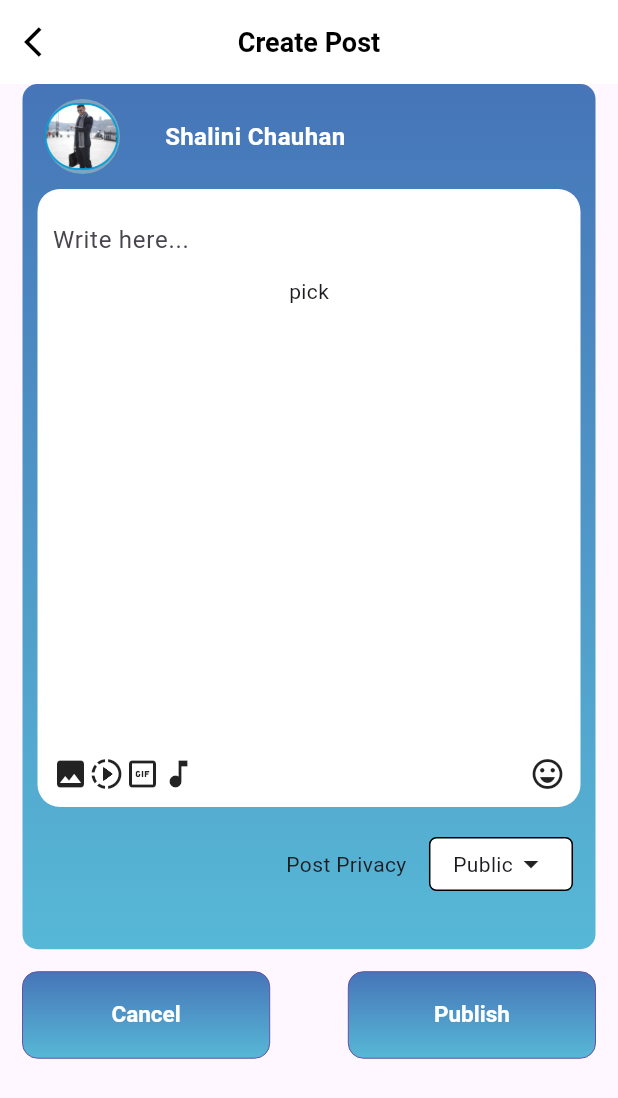
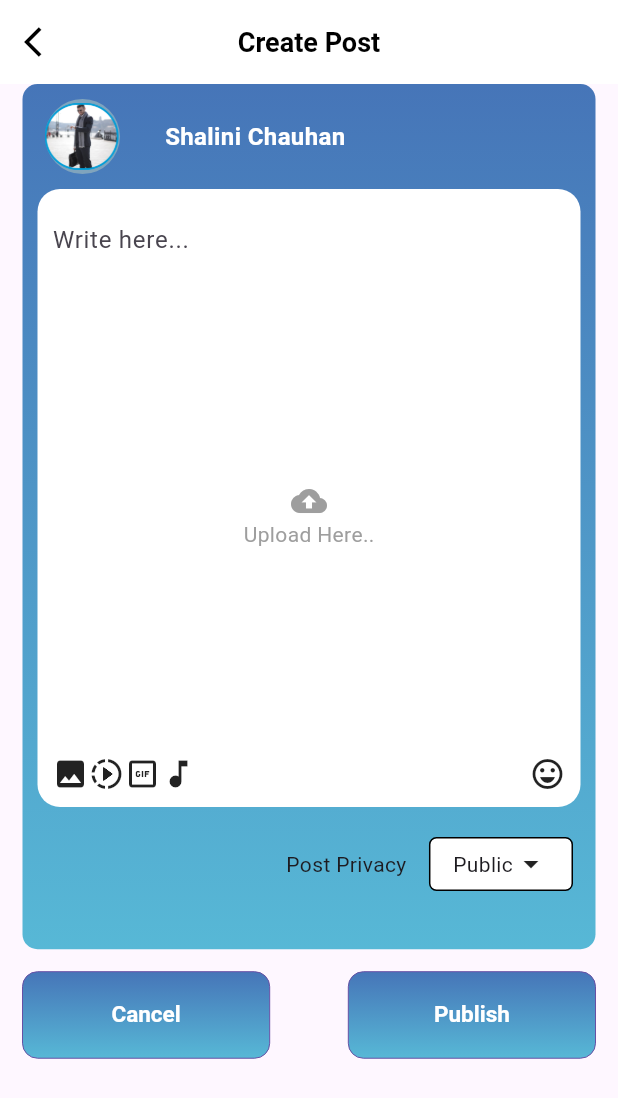
Before and after one commit to ZaranaLight/lolApp, a Flutter app: the CreatePost screen opened by its route, on a phone screen of 412 x 824 dp. Shown: the top 1098 px of the screen. Run offline on Flutter 3.47's test engine with Material 3 defaults, Android fonts, the phone set to English and light mode, and no system bars; our stand-ins replace focus_detector, get, image_picker, shared_preferences; accounts and stored records are empty; Roboto replaces fonts that are missing (Metropolis, Montserrat-Medium); project files that could hold a hidden picture were left out.

Commit message:
latest code

```diff
--- a/lib/constanmt/app_constant.dart
+++ b/lib/constanmt/app_constant.dart
@@ -17,6 +17,10 @@ class AppConstants {
   static const String update_profile = 'updateProfile';
   static const String get_profile = 'profile';
   static const String getAllCategory = 'getAllCategory';
+  static const String uploadPost = 'uploadPost';
+  static const String getAllPosts = 'getAllPosts';
+
+
   // static const String home = 'home';
 
 }
--- a/lib/dashboard/createPost.dart
+++ b/lib/dashboard/createPost.dart
@@ -1,13 +1,16 @@
+import 'dart:convert';
 import 'dart:io';
 
 import 'package:flutter/material.dart';
 import 'package:get/get.dart';
 import 'package:image_picker/image_picker.dart';
+import 'package:lol/controller/authController.dart';
 import 'package:lol/utils/colors.dart';
 import 'package:lol/utils/dimentions.dart';
 import 'package:lol/utils/images.dart';
 import 'package:lol/utils/styles.dart';
 import 'package:lol/widget/customButton.dart';
+import 'package:lol/widget/showCustomsnackBar.dart';
 
 class CreatePost extends StatefulWidget {
   CreatePost({super.key});
@@ -18,33 +21,54 @@ class CreatePost extends StatefulWidget {
 
 class _CreatePostState extends State<CreatePost> {
   File? pickedImage;
-  bool picked= false;
+  bool picked = false;
+
   Future pickImage() async {
     final ImagePicker picker = ImagePicker();
-    final pickedFile = await picker.pickImage(source: ImageSource.gallery,imageQuality: 80);
+    final pickedFile =
+        await picker.pickImage(source: ImageSource.gallery, imageQuality: 80);
     if (pickedFile != null) {
       File imageFile = File(pickedFile.path);
 
       // pickedImage = imageFile;
       setState(() {
         pickedImage = imageFile;
+
+
+        print('imageFilepath------------${imageFile}');
         picked = true;
         // catalougeUploadImage(pickedImage!);
       });
       //  return imageFile;
-    }else{
+    } else {
       picked = false;
     }
     //else{
     // throw "null";
     // }
-
   }
 
   TextEditingController descController = TextEditingController();
 
+  void _updatePost(AuthController authController) async {
+    print(authController.sigupdata);
+
+    if (descController.text.isEmpty) {
+      showCustomSnackBar('Please Enter Text For Upload Post.', context);
+      return;
+    } else {
+      var userData = authController.authRepo.getUserDetail();
+
+      authController.addPostData('c_id', '1');
+      authController.addPostData('id', jsonDecode(userData)['id']);
+      authController.addPostData('title', descController.text);
+      authController.uploadPost(authController.postData, context);
+    }
+  }
+
   @override
   Widget build(BuildContext context) {
+    return GetBuilder<AuthController>(builder: (authController) {
       return Scaffold(
         appBar: AppBar(
           elevation: 0,
@@ -119,35 +143,59 @@ TextEditingController descController = TextEditingController();
                       ),
                       Container(
                         height: Get.height * 0.5,
-                      margin: const EdgeInsets.symmetric(horizontal: 10, vertical: 0),
+                        margin: const EdgeInsets.symmetric(
+                            horizontal: 10, vertical: 0),
                         padding: const EdgeInsets.all(10),
                         decoration: BoxDecoration(
                             color: Colors.white,
                             borderRadius: BorderRadius.circular(15)),
-                      child:   Column(
+                        child: Column(
                           children: [
                             TextField(
                               decoration: const InputDecoration(
                                   hintText: 'Write here...',
-                                enabledBorder: InputBorder.none),controller: descController,
+                                  enabledBorder: InputBorder.none),
+                              controller: descController,
+                              onSubmitted: (val) {
+                                authController.addPostData('title', val);
+                              },
                             ),
-                          Container(
-                              child: pickedImage==null ? Center(child: Text('pick'),):
-                              Container(
-                                child: Center(
+                            const Spacer(),
+                            InkWell(
+                              onTap: (){
+                                pickImage();
+                              },
+                              child: Container(
+                                  child: pickedImage == null
+                                      ? const Column(
+                                          children: [
+                                            Center(
+                                              child: Icon(
+                                                Icons.cloud_upload,
+                                                color: Colors.grey,
+                                              ),
+                                            ),
+                                            Text(
+                                              'Upload Here..',
+                                              style:
+                                                  TextStyle(color: Colors.grey),
+                                            )
+                                          ],
+                                        )
+                                      : Center(
                                           child: Image.file(
                                             File(pickedImage!.path).absolute,
                                             height: 80,
-                                    width: 80, fit: BoxFit.fill,
+                                            width: 80,
+                                            fit: BoxFit.fill,
                                           ),
-                                ),
-                              )
+                                        )),
                             ),
                             const Spacer(),
                             Row(
                               children: [
                                 InkWell(
-                                  onTap: (){
+                                    onTap: () {
                                       pickImage();
                                     },
                                     child: Icon(Icons.photo)),
@@ -171,7 +219,9 @@ TextEditingController descController = TextEditingController();
                           crossAxisAlignment: CrossAxisAlignment.center,
                           children: [
                             const Text('Post Privacy'),
-                          const SizedBox(width: 15,),
+                            const SizedBox(
+                              width: 15,
+                            ),
                             Container(
                                 padding: const EdgeInsets.symmetric(
                                     horizontal: 15, vertical: 5),
@@ -186,7 +236,10 @@ TextEditingController descController = TextEditingController();
                                     Text('Public'),
                                     Icon(Icons.arrow_drop_down_sharp)
                                   ],
-                              )), SizedBox(width: 15,),
+                                )),
+                            SizedBox(
+                              width: 15,
+                            ),
                           ],
                         ),
                       )
@@ -217,7 +270,7 @@ TextEditingController descController = TextEditingController();
                       height: Get.height * 0.07,
                       // loading: load,
                       onClick: () => {
-                      Get.back()
+                        _updatePost(authController)
                         // Navigator.pop(context)
                       },
                     ),
@@ -231,5 +284,6 @@ TextEditingController descController = TextEditingController();
           ),
         ),
       );
+    });
   }
 }
```
Also changed, not shown: lib/controller/authController.dart (+46 -0 lines), lib/repo/authRepo.dart (+29 -11 lines). Lines whose indentation alone changed are shown as unchanged.
